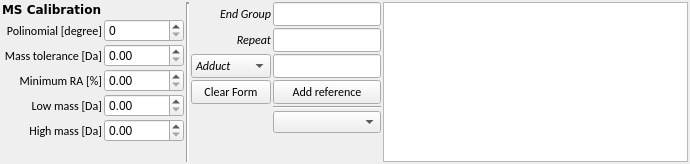
First picture: the form in src/adplugins/qtwidgets2/mscalibrationform.ui, repository qtplatz/qtplatz, before the edit.
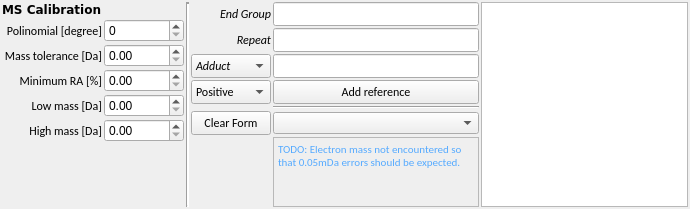
Second picture: the form after the edit. Custom widgets are drawn as their Qt base class.

Diff of the .ui file:
```diff
--- a/src/adplugins/qtwidgets2/mscalibrationform.ui
+++ b/src/adplugins/qtwidgets2/mscalibrationform.ui
@@ -180,6 +180,32 @@
      </item>
      <item>
       <layout class="QGridLayout" name="gridLayout_3">
+       <item row="7" column="1">
+        <widget class="QTextEdit" name="textEdit">
+         <property name="enabled">
+          <bool>false</bool>
+         </property>
+         <property name="font">
+          <font>
+           <family>Calibri</family>
+          </font>
+         </property>
+         <property name="html">
+          <string>&lt;!DOCTYPE HTML PUBLIC &quot;-//W3C//DTD HTML 4.0//EN&quot; &quot;http://www.w3.org/TR/REC-html40/strict.dtd&quot;&gt;
+&lt;html&gt;&lt;head&gt;&lt;meta name=&quot;qrichtext&quot; content=&quot;1&quot; /&gt;&lt;style type=&quot;text/css&quot;&gt;
+p, li { white-space: pre-wrap; }
+&lt;/style&gt;&lt;/head&gt;&lt;body style=&quot; font-family:'Calibri'; font-size:8.25pt; font-weight:400; font-style:normal;&quot;&gt;
+&lt;p style=&quot; margin-top:0px; margin-bottom:0px; margin-left:0px; margin-right:0px; -qt-block-indent:0; text-indent:0px;&quot;&gt;&lt;span style=&quot; font-family:'MS Shell Dlg 2'; font-size:8pt; color:#55aaff;&quot;&gt;TODO: Electron mass not encountered so that 0.05mDa errors should be expected.&lt;/span&gt;&lt;/p&gt;&lt;/body&gt;&lt;/html&gt;</string>
+         </property>
+        </widget>
+       </item>
+       <item row="5" column="1">
+        <widget class="Line" name="line_2">
+         <property name="orientation">
+          <enum>Qt::Horizontal</enum>
+         </property>
+        </widget>
+       </item>
        <item row="2" column="0">
         <widget class="QComboBox" name="comboBoxAdductLose">
          <property name="font">
@@ -200,25 +226,6 @@
          </item>
         </widget>
        </item>
-       <item row="4" column="1">
-        <widget class="Line" name="line_2">
-         <property name="orientation">
-          <enum>Qt::Horizontal</enum>
-         </property>
-        </widget>
-       </item>
-       <item row="3" column="0">
-        <widget class="QPushButton" name="pushButton">
-         <property name="font">
-          <font>
-           <family>Calibri</family>
-          </font>
-         </property>
-         <property name="text">
-          <string>Clear Form</string>
-         </property>
-        </widget>
-       </item>
        <item row="1" column="0">
         <widget class="QLabel" name="label_8">
          <property name="sizePolicy">
@@ -241,47 +248,7 @@
          </property>
         </widget>
        </item>
-       <item row="3" column="1">
-        <widget class="QPushButton" name="addReference">
-         <property name="sizePolicy">
-          <sizepolicy hsizetype="Minimum" vsizetype="Fixed">
-           <horstretch>0</horstretch>
-           <verstretch>0</verstretch>
-          </sizepolicy>
-         </property>
-         <property name="font">
-          <font>
-           <family>Calibri</family>
-          </font>
-         </property>
-         <property name="text">
-          <string>Add reference</string>
-         </property>
-        </widget>
-       </item>
-       <item row="0" column="0">
-        <widget class="QLabel" name="label_7">
-         <property name="sizePolicy">
-          <sizepolicy hsizetype="Minimum" vsizetype="Fixed">
-           <horstretch>0</horstretch>
-           <verstretch>0</verstretch>
-          </sizepolicy>
-         </property>
-         <property name="font">
-          <font>
-           <family>Calibri</family>
-           <italic>true</italic>
-          </font>
-         </property>
-         <property name="text">
-          <string>End Group</string>
-         </property>
-         <property name="alignment">
-          <set>Qt::AlignRight|Qt::AlignTrailing|Qt::AlignVCenter</set>
-         </property>
-        </widget>
-       </item>
-       <item row="6" column="1">
+       <item row="8" column="1">
         <spacer name="verticalSpacer_3">
          <property name="orientation">
           <enum>Qt::Vertical</enum>
@@ -294,6 +261,24 @@
          </property>
         </spacer>
        </item>
+       <item row="4" column="1">
+        <widget class="QPushButton" name="addReference">
+         <property name="sizePolicy">
+          <sizepolicy hsizetype="Minimum" vsizetype="Fixed">
+           <horstretch>0</horstretch>
+           <verstretch>0</verstretch>
+          </sizepolicy>
+         </property>
+         <property name="font">
+          <font>
+           <family>Calibri</family>
+          </font>
+         </property>
+         <property name="text">
+          <string>Add reference</string>
+         </property>
+        </widget>
+       </item>
        <item row="0" column="1">
         <widget class="QLineEdit" name="edtEndGroup">
          <property name="sizePolicy">
@@ -311,23 +296,6 @@
          </property>
         </widget>
        </item>
-       <item row="1" column="1">
-        <widget class="QLineEdit" name="edtRepeatGroup">
-         <property name="sizePolicy">
-          <sizepolicy hsizetype="Minimum" vsizetype="Fixed">
-           <horstretch>0</horstretch>
-           <verstretch>0</verstretch>
-          </sizepolicy>
-         </property>
-         <property name="font">
-          <font>
-           <family>Calibri</family>
-           <weight>75</weight>
-           <bold>true</bold>
-          </font>
-         </property>
-        </widget>
-       </item>
        <item row="2" column="1">
         <widget class="QLineEdit" name="edtAdductLose">
          <property name="sizePolicy">
@@ -345,7 +313,46 @@
          </property>
         </widget>
        </item>
-       <item row="5" column="1">
+       <item row="0" column="0">
+        <widget class="QLabel" name="label_7">
+         <property name="sizePolicy">
+          <sizepolicy hsizetype="Minimum" vsizetype="Fixed">
+           <horstretch>0</horstretch>
+           <verstretch>0</verstretch>
+          </sizepolicy>
+         </property>
+         <property name="font">
+          <font>
+           <family>Calibri</family>
+           <italic>true</italic>
+          </font>
+         </property>
+         <property name="text">
+          <string>End Group</string>
+         </property>
+         <property name="alignment">
+          <set>Qt::AlignRight|Qt::AlignTrailing|Qt::AlignVCenter</set>
+         </property>
+        </widget>
+       </item>
+       <item row="1" column="1">
+        <widget class="QLineEdit" name="edtRepeatGroup">
+         <property name="sizePolicy">
+          <sizepolicy hsizetype="Minimum" vsizetype="Fixed">
+           <horstretch>0</horstretch>
+           <verstretch>0</verstretch>
+          </sizepolicy>
+         </property>
+         <property name="font">
+          <font>
+           <family>Calibri</family>
+           <weight>75</weight>
+           <bold>true</bold>
+          </font>
+         </property>
+        </widget>
+       </item>
+       <item row="6" column="1">
         <widget class="QComboBox" name="comboBoxMaterials">
          <item>
           <property name="text">
@@ -354,6 +361,37 @@
          </item>
         </widget>
        </item>
+       <item row="6" column="0">
+        <widget class="QPushButton" name="pushButton">
+         <property name="font">
+          <font>
+           <family>Calibri</family>
+          </font>
+         </property>
+         <property name="text">
+          <string>Clear Form</string>
+         </property>
+        </widget>
+       </item>
+       <item row="4" column="0">
+        <widget class="QComboBox" name="comboBoxIonPolarity">
+         <property name="font">
+          <font>
+           <family>Calibri</family>
+          </font>
+         </property>
+         <item>
+          <property name="text">
+           <string>Positive</string>
+          </property>
+         </item>
+         <item>
+          <property name="text">
+           <string>Negative</string>
+          </property>
+         </item>
+        </widget>
+       </item>
       </layout>
      </item>
     </layout>
```
